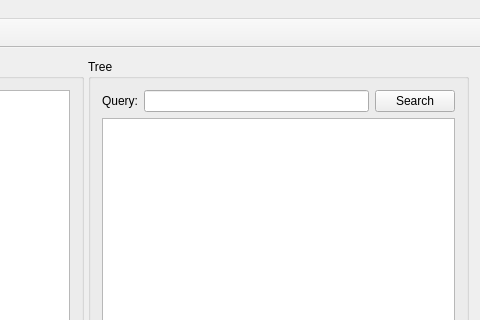
Above: DactMainWindow.ui from rug-compling/dact before the change; both pictures show x 309 to 789 and y 0 to 320 of the 789 by 660 pixel window. Below: the same form after it.
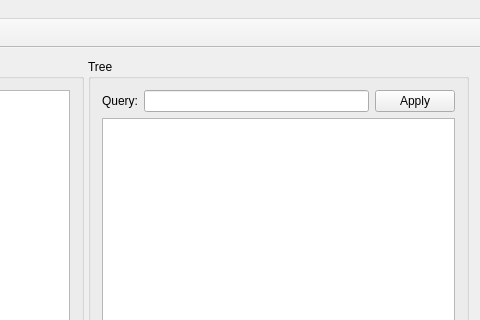
That is the form after the change.

Commit message: Connect query application button.

```diff
--- a/DactMainWindow.ui
+++ b/DactMainWindow.ui
@@ -50,7 +50,7 @@
           <item row="0" column="3">
            <widget class="QPushButton" name="pushButton">
             <property name="text">
-             <string>Search</string>
+             <string>Apply</string>
             </property>
            </widget>
           </item>
```
Left out of the diff: 2 changed lines with no effect on the pictures. The commit also changes 1 other file.
